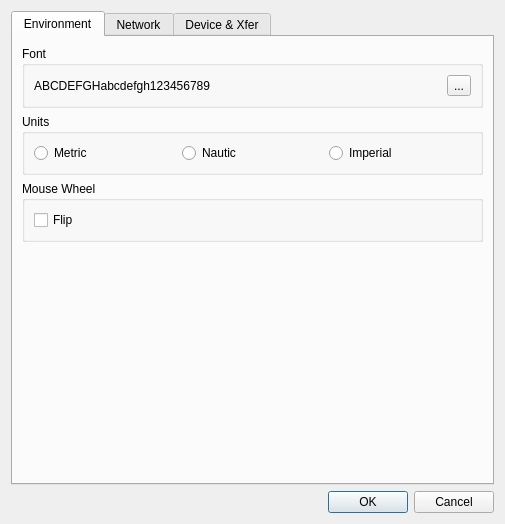
Above: src/IDlgConfig.ui from ntruchsess/QLandkarteGT before the change. Below: the same form after it.
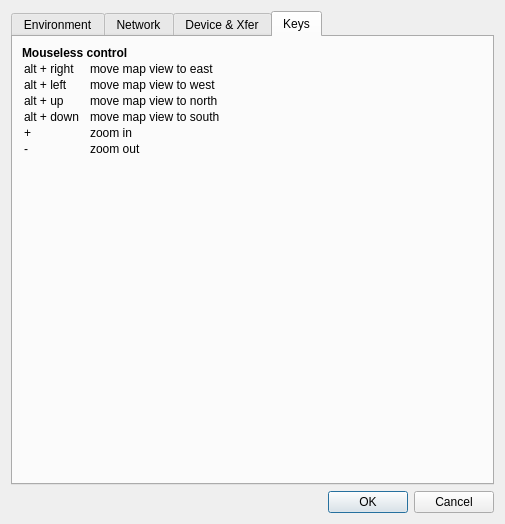
That is the form after the change. The open tabs and pages were chosen to show the change.

Commit message: add key help

```diff
--- a/src/IDlgConfig.ui
+++ b/src/IDlgConfig.ui
@@ -19,14 +19,6 @@
       <number>0</number>
      </property>
      <widget class="QWidget" name="tab" >
-      <property name="geometry" >
-       <rect>
-        <x>0</x>
-        <y>0</y>
-        <width>485</width>
-        <height>434</height>
-       </rect>
-      </property>
       <attribute name="title" >
        <string>Environment</string>
       </attribute>
@@ -409,6 +401,31 @@
        </item>
       </layout>
      </widget>
+     <widget class="QWidget" name="Seite_2" >
+      <attribute name="title" >
+       <string>Keys</string>
+      </attribute>
+      <layout class="QVBoxLayout" name="verticalLayout" >
+       <item>
+        <widget class="QLabel" name="label_2" >
+         <property name="text" >
+          <string>&lt;b>Mouseless control&lt;/b>
+&lt;table cellspacing='5px'>
+&lt;tr>&lt;td>alt + right&lt;/td>&lt;td>&amp;nbsp;&amp;nbsp;&lt;/td>&lt;td>move map view to east&lt;/td>
+&lt;tr>&lt;td>alt + left&lt;/td>&lt;td>&amp;nbsp;&amp;nbsp;&lt;/td>&lt;td>move map view to west&lt;/td>
+&lt;tr>&lt;td>alt + up&lt;/td>&lt;td>&amp;nbsp;&amp;nbsp;&lt;/td>&lt;td>move map view to north&lt;/td>
+&lt;tr>&lt;td>alt + down&lt;/td>&lt;td>&amp;nbsp;&amp;nbsp;&lt;/td>&lt;td>move map view to south&lt;/td>
+&lt;tr>&lt;td>+&lt;/td>&lt;td>&amp;nbsp;&amp;nbsp;&lt;/td>&lt;td>zoom in&lt;/td>
+&lt;tr>&lt;td>-&lt;/td>&lt;td>&amp;nbsp;&amp;nbsp;&lt;/td>&lt;td>zoom out&lt;/td>
+&lt;/table></string>
+         </property>
+         <property name="alignment" >
+          <set>Qt::AlignJustify|Qt::AlignTop</set>
+         </property>
+        </widget>
+       </item>
+      </layout>
+     </widget>
     </widget>
    </item>
    <item>
```
Left out of the diff: 16 changed lines with no effect on the pictures.
